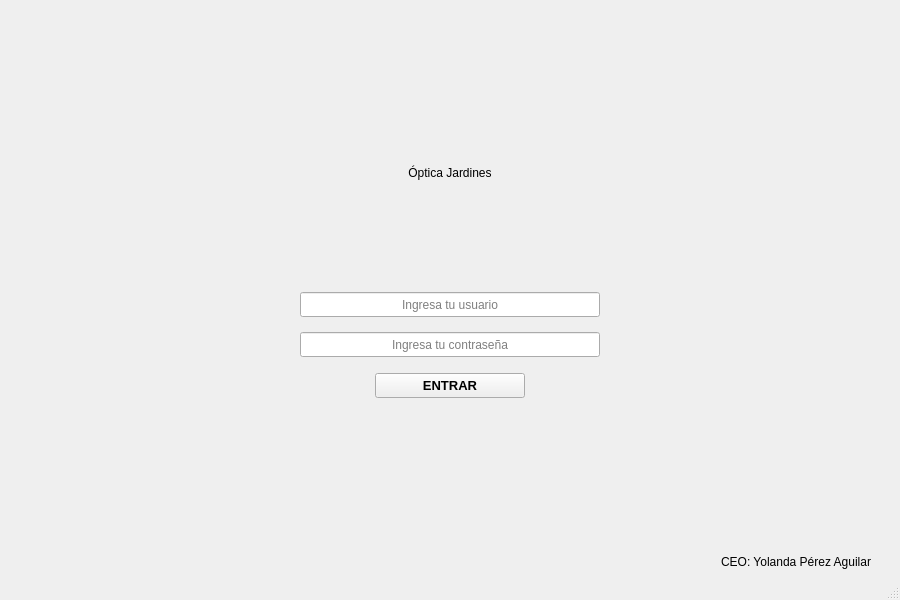
The window that OPTICA/optica_jardines.ui (Matapuercos666/Optica_Jardines) describes before a commit, drawn with Qt 5.
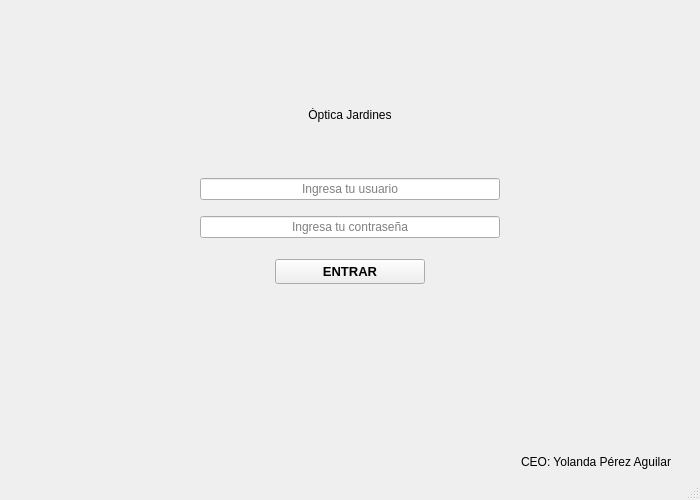
The same window after the commit. Icons and pictures are not drawn.

The edit to the form file:
```diff
--- a/OPTICA/optica_jardines.ui
+++ b/OPTICA/optica_jardines.ui
@@ -6,153 +6,81 @@
    <rect>
     <x>0</x>
     <y>0</y>
-    <width>900</width>
-    <height>600</height>
+    <width>700</width>
+    <height>500</height>
    </rect>
   </property>
+  <property name="sizePolicy">
+   <sizepolicy hsizetype="Expanding" vsizetype="Expanding">
+    <horstretch>0</horstretch>
+    <verstretch>0</verstretch>
+   </sizepolicy>
+  </property>
+  <property name="maximumSize">
+   <size>
+    <width>16777215</width>
+    <height>16777215</height>
+   </size>
+  </property>
   <property name="windowTitle">
    <string>Optica_Jardines</string>
   </property>
   <widget class="QWidget" name="centralwidget">
-   <layout class="QVBoxLayout" name="verticalLayout_3">
-    <item>
-     <layout class="QVBoxLayout" name="Arriba">
-      <item>
-       <widget class="QLabel" name="Titulo">
-        <property name="maximumSize">
-         <size>
-          <width>16777215</width>
-          <height>200</height>
-         </size>
-        </property>
-        <property name="text">
-         <string>Óptica Jardines</string>
-        </property>
-        <property name="alignment">
-         <set>Qt::AlignmentFlag::AlignBottom|Qt::AlignmentFlag::AlignHCenter</set>
-        </property>
-       </widget>
-      </item>
-     </layout>
-    </item>
-    <item>
      <layout class="QGridLayout" name="gridLayout_3">
-      <item row="0" column="0">
-       <widget class="QLabel" name="label_2">
-        <property name="maximumSize">
+    <item row="1" column="0">
+     <layout class="QVBoxLayout" name="verticalLayout_3" stretch="3,0,5,0">
+      <property name="topMargin">
+       <number>0</number>
+      </property>
+      <property name="bottomMargin">
+       <number>0</number>
+      </property>
+      <item>
+       <spacer name="verticalSpacer_5">
+        <property name="orientation">
+         <enum>Qt::Orientation::Vertical</enum>
+        </property>
+        <property name="sizeType">
+         <enum>QSizePolicy::Policy::Minimum</enum>
+        </property>
+        <property name="sizeHint" stdset="0">
          <size>
-          <width>100</width>
-          <height>100</height>
+          <width>20</width>
+          <height>20</height>
          </size>
         </property>
-        <property name="font">
-         <font>
-          <hintingpreference>PreferDefaultHinting</hintingpreference>
-         </font>
-        </property>
-        <property name="styleSheet">
-         <string notr="true">image: url(:/Imagenes/IMAGENES/LOGOS/LOGO.png);</string>
-        </property>
-        <property name="text">
-         <string/>
-        </property>
-        <property name="pixmap">
-         <pixmap resource="Imagenes_Fuentes.qrc">:/Imagenes/IMAGENES/LOGOS/Logo con fondo gris.png</pixmap>
-        </property>
-        <property name="scaledContents">
-         <bool>true</bool>
-        </property>
-        <property name="alignment">
-         <set>Qt::AlignmentFlag::AlignCenter</set>
-        </property>
-       </widget>
-      </item>
-     </layout>
+       </spacer>
     </item>
     <item>
      <layout class="QGridLayout" name="gridLayout_2">
-      <property name="verticalSpacing">
-       <number>15</number>
-      </property>
-      <item row="1" column="1">
-       <widget class="QLineEdit" name="contrasena">
-        <property name="maximumSize">
-         <size>
-          <width>300</width>
-          <height>25</height>
-         </size>
-        </property>
-        <property name="baseSize">
-         <size>
-          <width>0</width>
-          <height>0</height>
-         </size>
-        </property>
-        <property name="echoMode">
-         <enum>QLineEdit::EchoMode::Password</enum>
-        </property>
-        <property name="alignment">
-         <set>Qt::AlignmentFlag::AlignCenter</set>
-        </property>
-        <property name="placeholderText">
-         <string notr="true" extracomment="Contraseña">Ingresa tu contraseña</string>
-        </property>
-       </widget>
-      </item>
-      <item row="1" column="2">
-       <layout class="QVBoxLayout" name="verticalLayout_4"/>
-      </item>
-      <item row="1" column="0">
-       <layout class="QVBoxLayout" name="verticalLayout_2"/>
-      </item>
-      <item row="0" column="1">
-       <widget class="QLineEdit" name="usuario">
-        <property name="sizePolicy">
-         <sizepolicy hsizetype="Expanding" vsizetype="Fixed">
-          <horstretch>0</horstretch>
-          <verstretch>0</verstretch>
-         </sizepolicy>
-        </property>
-        <property name="maximumSize">
-         <size>
-          <width>300</width>
-          <height>25</height>
-         </size>
-        </property>
-        <property name="baseSize">
-         <size>
-          <width>0</width>
-          <height>0</height>
-         </size>
-        </property>
-        <property name="alignment">
-         <set>Qt::AlignmentFlag::AlignCenter</set>
-        </property>
-        <property name="placeholderText">
-         <string notr="true" extracomment="usuario">Ingresa tu usuario</string>
-        </property>
-       </widget>
-      </item>
-     </layout>
-    </item>
-    <item>
-     <layout class="QGridLayout" name="gridLayout">
       <property name="topMargin">
-       <number>10</number>
+         <number>0</number>
       </property>
       <property name="bottomMargin">
-       <number>150</number>
-      </property>
-      <item row="0" column="2">
-       <layout class="QVBoxLayout" name="verticalLayout_6"/>
-      </item>
-      <item row="0" column="0">
-       <layout class="QVBoxLayout" name="verticalLayout_5"/>
-      </item>
-      <item row="0" column="1">
+         <number>0</number>
+        </property>
+        <item row="3" column="0">
+         <spacer name="verticalSpacer_6">
+          <property name="orientation">
+           <enum>Qt::Orientation::Vertical</enum>
+          </property>
+          <property name="sizeType">
+           <enum>QSizePolicy::Policy::Fixed</enum>
+          </property>
+          <property name="sizeHint" stdset="0">
+           <size>
+            <width>20</width>
+            <height>15</height>
+           </size>
+          </property>
+         </spacer>
+        </item>
+        <item row="5" column="0">
+         <layout class="QHBoxLayout" name="horizontalLayout">
+          <item>
        <widget class="QPushButton" name="ENTRAR">
         <property name="sizePolicy">
-         <sizepolicy hsizetype="Minimum" vsizetype="Fixed">
+             <sizepolicy hsizetype="Minimum" vsizetype="Preferred">
           <horstretch>0</horstretch>
           <verstretch>0</verstretch>
          </sizepolicy>
@@ -160,7 +88,7 @@
         <property name="maximumSize">
          <size>
           <width>150</width>
-          <height>16777215</height>
+              <height>30</height>
          </size>
         </property>
         <property name="font">
@@ -201,6 +129,224 @@
       </item>
      </layout>
     </item>
+        <item row="4" column="0">
+         <layout class="QGridLayout" name="gridLayout_5">
+          <item row="0" column="2">
+           <spacer name="horizontalSpacer">
+            <property name="orientation">
+             <enum>Qt::Orientation::Horizontal</enum>
+            </property>
+            <property name="sizeType">
+             <enum>QSizePolicy::Policy::Expanding</enum>
+            </property>
+            <property name="sizeHint" stdset="0">
+             <size>
+              <width>20</width>
+              <height>20</height>
+             </size>
+            </property>
+           </spacer>
+          </item>
+          <item row="1" column="1">
+           <spacer name="verticalSpacer">
+            <property name="orientation">
+             <enum>Qt::Orientation::Vertical</enum>
+            </property>
+            <property name="sizeType">
+             <enum>QSizePolicy::Policy::Fixed</enum>
+            </property>
+            <property name="sizeHint" stdset="0">
+             <size>
+              <width>20</width>
+              <height>10</height>
+             </size>
+            </property>
+           </spacer>
+          </item>
+          <item row="2" column="1">
+           <widget class="QLineEdit" name="contrasena">
+            <property name="sizePolicy">
+             <sizepolicy hsizetype="Preferred" vsizetype="Fixed">
+              <horstretch>30</horstretch>
+              <verstretch>10</verstretch>
+             </sizepolicy>
+            </property>
+            <property name="minimumSize">
+             <size>
+              <width>300</width>
+              <height>0</height>
+             </size>
+            </property>
+            <property name="maximumSize">
+             <size>
+              <width>250</width>
+              <height>25</height>
+             </size>
+            </property>
+            <property name="baseSize">
+             <size>
+              <width>0</width>
+              <height>0</height>
+             </size>
+            </property>
+            <property name="echoMode">
+             <enum>QLineEdit::EchoMode::Password</enum>
+            </property>
+            <property name="alignment">
+             <set>Qt::AlignmentFlag::AlignCenter</set>
+            </property>
+            <property name="placeholderText">
+             <string notr="true" extracomment="Contraseña">Ingresa tu contraseña</string>
+            </property>
+           </widget>
+          </item>
+          <item row="0" column="1">
+           <widget class="QLineEdit" name="usuario">
+            <property name="sizePolicy">
+             <sizepolicy hsizetype="Preferred" vsizetype="Fixed">
+              <horstretch>30</horstretch>
+              <verstretch>10</verstretch>
+             </sizepolicy>
+            </property>
+            <property name="minimumSize">
+             <size>
+              <width>300</width>
+              <height>0</height>
+             </size>
+            </property>
+            <property name="maximumSize">
+             <size>
+              <width>250</width>
+              <height>25</height>
+             </size>
+            </property>
+            <property name="baseSize">
+             <size>
+              <width>0</width>
+              <height>0</height>
+             </size>
+            </property>
+            <property name="alignment">
+             <set>Qt::AlignmentFlag::AlignCenter</set>
+            </property>
+            <property name="placeholderText">
+             <string notr="true" extracomment="usuario">Ingresa tu usuario</string>
+            </property>
+           </widget>
+          </item>
+          <item row="3" column="1">
+           <spacer name="verticalSpacer_2">
+            <property name="orientation">
+             <enum>Qt::Orientation::Vertical</enum>
+            </property>
+            <property name="sizeType">
+             <enum>QSizePolicy::Policy::Fixed</enum>
+            </property>
+            <property name="sizeHint" stdset="0">
+             <size>
+              <width>20</width>
+              <height>15</height>
+             </size>
+            </property>
+           </spacer>
+          </item>
+          <item row="0" column="0">
+           <spacer name="horizontalSpacer_2">
+            <property name="orientation">
+             <enum>Qt::Orientation::Horizontal</enum>
+            </property>
+            <property name="sizeType">
+             <enum>QSizePolicy::Policy::Expanding</enum>
+            </property>
+            <property name="sizeHint" stdset="0">
+             <size>
+              <width>20</width>
+              <height>20</height>
+             </size>
+            </property>
+           </spacer>
+          </item>
+         </layout>
+        </item>
+        <item row="1" column="0">
+         <spacer name="verticalSpacer_3">
+          <property name="orientation">
+           <enum>Qt::Orientation::Vertical</enum>
+          </property>
+          <property name="sizeType">
+           <enum>QSizePolicy::Policy::Fixed</enum>
+          </property>
+          <property name="sizeHint" stdset="0">
+           <size>
+            <width>20</width>
+            <height>15</height>
+           </size>
+          </property>
+         </spacer>
+        </item>
+        <item row="0" column="0">
+         <layout class="QVBoxLayout" name="verticalLayout">
+          <item>
+           <widget class="QLabel" name="Titulo">
+            <property name="text">
+             <string>Óptica Jardines</string>
+            </property>
+            <property name="alignment">
+             <set>Qt::AlignmentFlag::AlignCenter</set>
+            </property>
+           </widget>
+          </item>
+         </layout>
+        </item>
+        <item row="2" column="0">
+         <layout class="QGridLayout" name="gridLayout_4">
+          <item row="1" column="0">
+           <widget class="QLabel" name="label">
+            <property name="maximumSize">
+             <size>
+              <width>100</width>
+              <height>100</height>
+             </size>
+            </property>
+            <property name="text">
+             <string/>
+            </property>
+            <property name="pixmap">
+             <pixmap resource="Imagenes_Fuentes.qrc">:/Imagenes/IMAGENES/LOGOS/Logo con fondo gris.png</pixmap>
+            </property>
+            <property name="scaledContents">
+             <bool>true</bool>
+            </property>
+            <property name="alignment">
+             <set>Qt::AlignmentFlag::AlignCenter</set>
+            </property>
+           </widget>
+          </item>
+         </layout>
+        </item>
+       </layout>
+      </item>
+      <item>
+       <spacer name="verticalSpacer_4">
+        <property name="orientation">
+         <enum>Qt::Orientation::Vertical</enum>
+        </property>
+        <property name="sizeType">
+         <enum>QSizePolicy::Policy::Minimum</enum>
+        </property>
+        <property name="sizeHint" stdset="0">
+         <size>
+          <width>20</width>
+          <height>40</height>
+         </size>
+        </property>
+       </spacer>
+      </item>
+      <item>
+       <layout class="QVBoxLayout" name="verticalLayout_2">
+        <property name="topMargin">
+         <number>0</number>
+        </property>
     <item>
      <widget class="QLabel" name="CEO">
       <property name="maximumSize">
@@ -218,6 +364,10 @@
      </widget>
     </item>
    </layout>
+      </item>
+     </layout>
+    </item>
+   </layout>
   </widget>
   <widget class="QMenuBar" name="menubar">
    <property name="geometry">
```
Left out of the diff: 2 changed lines with no effect on the pictures. Lines whose indentation alone changed are shown as unchanged.
